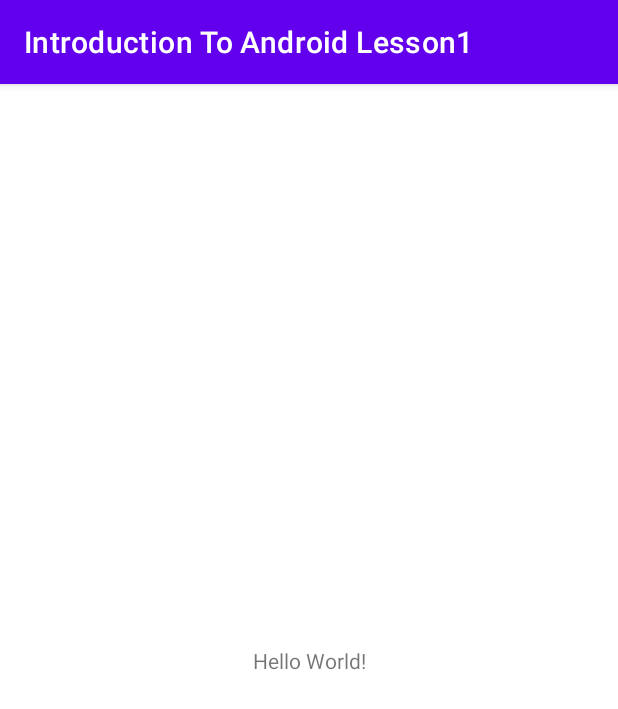
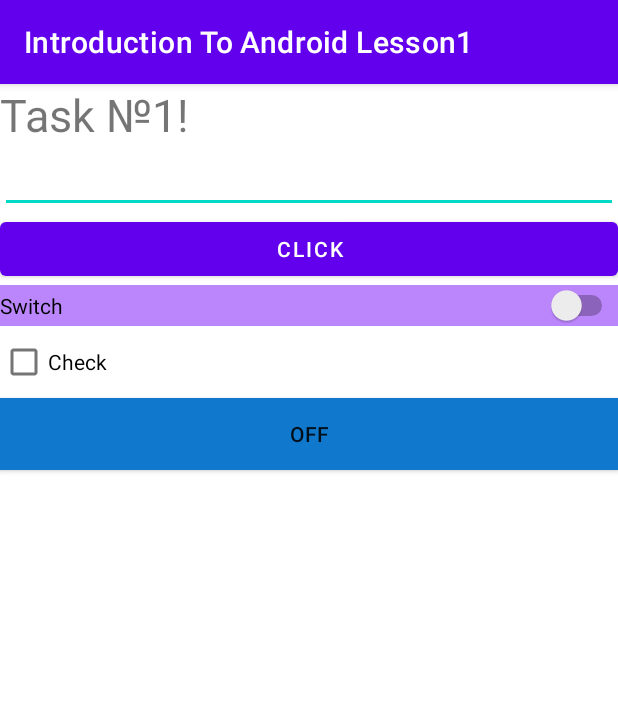
Before and after one commit to ArtemPopov18/IntroductionToAndroidLesson1, an Android app: the screen it shows after launch (MainActivity), on a phone screen of 412 x 824 dp. Shown: the top 709 px of the screen. Run offline under Robolectric (Android 15) with nearby library versions, the phone set to English and light mode, and no system bars.

Commit message:
Task№2

```diff
--- a/app/src/main/res/layout/activity_main.xml
+++ b/app/src/main/res/layout/activity_main.xml
@@ -1,18 +1,44 @@
 <?xml version="1.0" encoding="utf-8"?>
-<androidx.constraintlayout.widget.ConstraintLayout xmlns:android="http://schemas.android.com/apk/res/android"
-    xmlns:app="http://schemas.android.com/apk/res-auto"
+<LinearLayout xmlns:android="http://schemas.android.com/apk/res/android"
     xmlns:tools="http://schemas.android.com/tools"
     android:layout_width="match_parent"
     android:layout_height="match_parent"
+    android:orientation="vertical"
     tools:context=".MainActivity">
 
     <TextView
-        android:layout_width="wrap_content"
+        android:layout_width="match_parent"
         android:layout_height="wrap_content"
-        android:text="Hello World!"
-        app:layout_constraintBottom_toBottomOf="parent"
-        app:layout_constraintLeft_toLeftOf="parent"
-        app:layout_constraintRight_toRightOf="parent"
-        app:layout_constraintTop_toTopOf="parent" />
+        android:text="Task №1!"
+        android:layout_gravity="center"
+        android:textSize="@dimen/SizeTextView" />
 
-</androidx.constraintlayout.widget.ConstraintLayout>
+    <EditText
+        android:layout_width="match_parent"
+        android:layout_height="wrap_content"
+        tools:text="Введите текст" />
+
+    <Button
+        android:layout_width="match_parent"
+        android:layout_height="wrap_content"
+        android:text="click" />
+
+    <Switch
+        android:layout_width="match_parent"
+        android:layout_height="wrap_content"
+        android:background="@color/purple_200"
+        android:textColor="@color/black"
+        android:text="Switch" />
+
+    <CheckBox
+        android:layout_width="match_parent"
+        android:layout_height="wrap_content"
+        android:text="Check" />
+
+    <ToggleButton
+        android:layout_width="match_parent"
+        android:layout_height="wrap_content"
+        android:background="@color/blue"
+        android:textOff="Off"
+        android:textOn="On" />
+</LinearLayout>
--- /dev/null
+++ b/app/src/main/res/layout/task2.xml
@@ -0,0 +1,6 @@
+<?xml version="1.0" encoding="utf-8"?>
+<androidx.constraintlayout.widget.ConstraintLayout xmlns:android="http://schemas.android.com/apk/res/android"
+    android:layout_width="match_parent"
+    android:layout_height="match_parent">
+
+</androidx.constraintlayout.widget.ConstraintLayout>
--- a/app/src/main/res/values/colors.xml
+++ b/app/src/main/res/values/colors.xml
@@ -7,4 +7,5 @@
     <color name="teal_700">#FF018786</color>
     <color name="black">#FF000000</color>
     <color name="white">#FFFFFFFF</color>
+    <color name="blue">#1079CD</color>
 </resources>
--- /dev/null
+++ b/app/src/main/res/values/dimens.xml
@@ -0,0 +1,4 @@
+<?xml version="1.0" encoding="utf-8"?>
+<resources>
+    <dimen name="SizeTextView">30sp</dimen>
+</resources>
```
